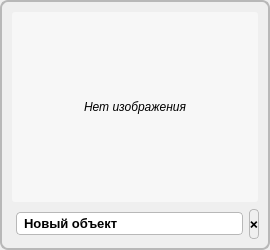
Old version of the form src/uis/widgets/object_card.ui in the repository b1t0nese/MacLearn.
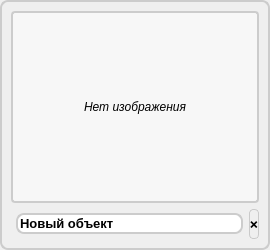
New version of the form.

Commit message: pep8 and design update

Diff of the .ui file:
```diff
--- a/src/uis/widgets/object_card.ui
+++ b/src/uis/widgets/object_card.ui
@@ -17,10 +17,8 @@
   <property name="styleSheet">
    <string notr="true">
 QWidget {
-    background-color: palette(window);
-    border: 2px solid palette(mid);
+    border: 2px solid #ccc;
     border-radius: 8px;
-    color: palette(window-text);
 }
    </string>
   </property>
@@ -33,7 +31,7 @@
     color: palette(placeholder-text); 
     font-style: italic; 
     font-size: 12px;
-    border: 2px solid transparent;
+    border: 2px solid #ccc;
     border-radius: 4px;
     background-color: palette(alternate-base);
 }
@@ -57,14 +55,9 @@
        <property name="styleSheet">
         <string notr="true">
 QLineEdit {
-    font-weight: bold; 
-    font-size: 13px; 
+    font-weight: bold;
+    font-size: 13px;
     margin-left: 5px;
-    background-color: palette(base);
-    color: palette(text);
-    border: 1px solid palette(mid);
-    border-radius: 4px;
-    padding: 2px 5px;
 }
 QLineEdit:focus {
     border-color: palette(highlight);
@@ -86,7 +79,7 @@
 QPushButton {
     background-color: palette(button);
     color: palette(button-text);
-    border: 1px solid palette(mid);
+    border: 1px solid palette(midlight);
     font-size: 10px;
     border-radius: 4px;
 }
```
The commit also changes 6 other files.
